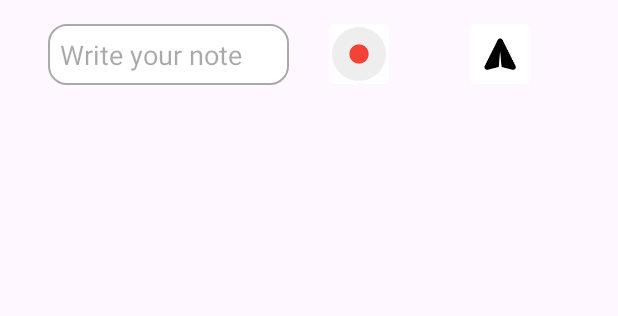
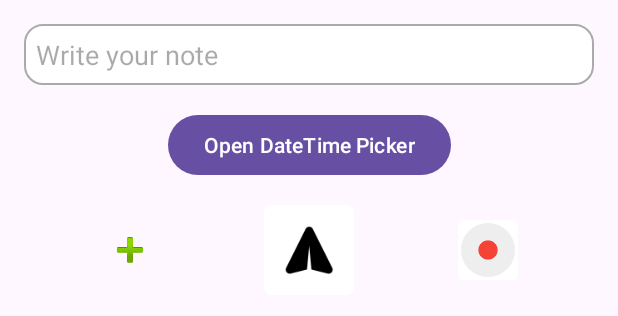
Before and after one commit to Idanmal8/NoteTaker, an Android app: the layout bottom_sheet_layout.xml on its own in the app's theme, with its tools: preview values and no code run, on a phone screen of 412 x 824 dp. Shown: the top 316 px of the screen. Run offline under Robolectric (Android 15) with nearby library versions, the phone set to English and light mode, and no system bars.

Commit message:
added the date and time picker and the icon image

```diff
--- a/app/src/main/AndroidManifest.xml
+++ b/app/src/main/AndroidManifest.xml
@@ -26,10 +26,12 @@
             android:theme="@style/Theme.NoteTaker">
             <intent-filter>
                 <action android:name="android.intent.action.MAIN" />
-
                 <category android:name="android.intent.category.LAUNCHER" />
             </intent-filter>
         </activity>
+        <activity
+            android:name=".DateTimePickerActivity"
+            android:label="Date Time Picker"
+            android:theme="@style/Theme.NoteTaker"/>
     </application>
-
 </manifest>
--- a/app/src/main/res/layout/activity_main.xml
+++ b/app/src/main/res/layout/activity_main.xml
@@ -1,4 +1,3 @@
-<?xml version="1.0" encoding="utf-8"?>
 <androidx.constraintlayout.widget.ConstraintLayout xmlns:android="http://schemas.android.com/apk/res/android"
     xmlns:app="http://schemas.android.com/apk/res-auto"
     xmlns:tools="http://schemas.android.com/tools"
--- a/app/src/main/res/layout/bottom_sheet_layout.xml
+++ b/app/src/main/res/layout/bottom_sheet_layout.xml
@@ -1,4 +1,3 @@
-<?xml version="1.0" encoding="utf-8"?>
 <androidx.constraintlayout.widget.ConstraintLayout xmlns:android="http://schemas.android.com/apk/res/android"
     xmlns:app="http://schemas.android.com/apk/res-auto"
     xmlns:tools="http://schemas.android.com/tools"
@@ -8,48 +7,73 @@
     android:paddingStart="16dp"
     android:paddingEnd="16dp">
 
+    <EditText
+        android:id="@+id/noteTextField"
+        android:layout_width="0dp"
+        android:layout_height="wrap_content"
+        android:layout_marginTop="16dp"
+        android:hint="Write your note"
+        android:padding="8dp"
+        android:background="@drawable/rounded_edit_text"
+        android:autofillHints=""
+        android:inputType="textNoSuggestions"
+        app:layout_constraintTop_toTopOf="parent"
+        app:layout_constraintStart_toStartOf="parent"
+        app:layout_constraintEnd_toEndOf="parent"
+        tools:ignore="HardcodedText" />
+
+    <Button
+        android:id="@+id/btn_open_date_time_picker"
+        android:layout_width="wrap_content"
+        android:layout_height="wrap_content"
+        android:text="Open DateTime Picker"
+        app:layout_constraintTop_toBottomOf="@id/noteTextField"
+        app:layout_constraintStart_toStartOf="parent"
+        app:layout_constraintEnd_toEndOf="parent"
+        android:layout_marginTop="16dp" />
+
+
     <LinearLayout
-        android:id="@+id/linearLayout"
+        android:id="@+id/buttonLayout"
         android:layout_width="0dp"
         android:layout_height="wrap_content"
         android:orientation="horizontal"
+        android:gravity="center"
         android:padding="16dp"
-        app:layout_constraintTop_toTopOf="parent"
-        app:layout_constraintBottom_toBottomOf="parent"
+        app:layout_constraintTop_toBottomOf="@id/btn_open_date_time_picker"
         app:layout_constraintStart_toStartOf="parent"
         app:layout_constraintEnd_toEndOf="parent">
 
-        <EditText
-            android:id="@+id/noteTextField"
-            android:layout_width="0dp"
-            android:layout_height="wrap_content"
-            android:layout_weight="6"
-            android:hint="Write your note"
-            android:padding="8dp"
-            android:background="@drawable/rounded_edit_text"
-            android:autofillHints=""
-            android:inputType="textNoSuggestions"
-            tools:ignore="HardcodedText" />
-
-
         <ImageButton
-            android:id="@+id/recordButton"
-            android:layout_weight="2"
-            android:src="@mipmap/ic_launcher_record_round"
-            android:contentDescription="startRecord"
+            android:id="@+id/addImage"
+            android:src="@android:drawable/ic_input_add"
+            android:contentDescription="Add"
             android:background="?attr/selectableItemBackground"
             android:scaleType="centerInside"
             android:layout_width="40dp"
-            android:layout_height="40dp" />
+            android:layout_height="40dp"
+            android:layout_weight="1" />
 
         <ImageButton
             android:id="@+id/sendButton"
-            android:layout_weight="2"
             android:src="@mipmap/ic_launcher_add"
             android:contentDescription="Send"
             android:background="?attr/selectableItemBackground"
             android:scaleType="centerInside"
+            android:layout_width="60dp"
+            android:layout_height="60dp"
+            android:layout_weight="1" />
+
+        <ImageButton
+            android:id="@+id/recordButton"
+            android:src="@mipmap/ic_launcher_record"
+            android:contentDescription="Start Record"
+            android:background="?attr/selectableItemBackground"
+            android:scaleType="centerInside"
             android:layout_width="40dp"
-            android:layout_height="40dp" />
+            android:layout_height="40dp"
+            android:layout_weight="1" />
+
     </LinearLayout>
+
 </androidx.constraintlayout.widget.ConstraintLayout>
```
Also changed, not shown: app/src/main/java/com/example/notetaker/DateTimePickerActivity.java (added, +79 -0 lines), app/src/main/java/com/example/notetaker/MainActivity.java (+72 -2 lines), app/src/main/res/layout/activity_date_time_picker.xml (added, +30 -0 lines).
